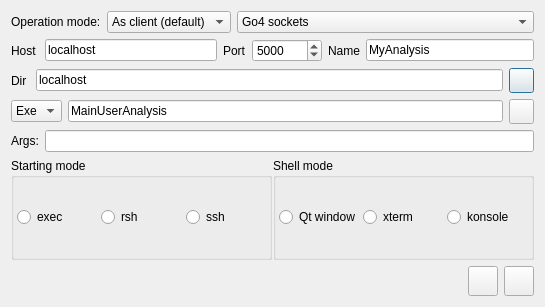
Qt form qt4/Go4GUI/TGo4StartClient.ui (gsi-ee/go4) before a commit.
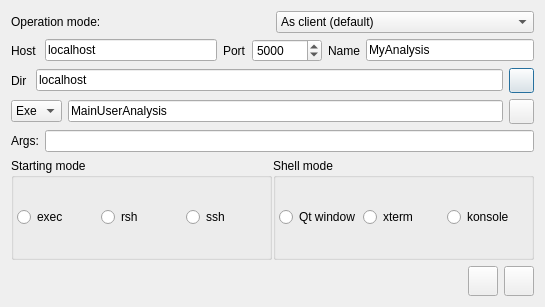
The same form after that commit. Icons and pictures are not drawn.

Commit message: Major change - support of http in qtwindow and by hotstart. One could use now http as full alternative to previous client/server protocol.

Diff of the .ui file:
```diff
--- a/qt4/Go4GUI/TGo4StartClient.ui
+++ b/qt4/Go4GUI/TGo4StartClient.ui
@@ -32,8 +32,6 @@
       </widget>
      </item>
      <item>
-      <layout class="QHBoxLayout" name="horizontalLayout_4">
-       <item>
         <widget class="QComboBox" name="ServerModeCombo">
          <property name="toolTip">
           <string>analysis executable mode</string>
@@ -48,28 +46,9 @@
            <string>As server</string>
           </property>
          </item>
-        </widget>
-       </item>
-       <item>
-        <widget class="QComboBox" name="ConnectionCombo">
-         <property name="sizePolicy">
-          <sizepolicy hsizetype="Expanding" vsizetype="Fixed">
-           <horstretch>0</horstretch>
-           <verstretch>0</verstretch>
-          </sizepolicy>
-         </property>
-         <property name="minimumSize">
-          <size>
-           <width>100</width>
-           <height>0</height>
-          </size>
-         </property>
-         <property name="toolTip">
-          <string>server mode</string>
-         </property>
          <item>
           <property name="text">
-           <string>Go4 sockets</string>
+           <string>As HTTP server</string>
           </property>
          </item>
          <item>
@@ -78,8 +57,7 @@
           </property>
          </item>
         </widget>
-       </item>
-      </layout>
+      
      </item>
     </layout>
    </item>
```
Left out of the diff: 6 changed lines with no effect on the pictures. The commit also changes 31 other files.
